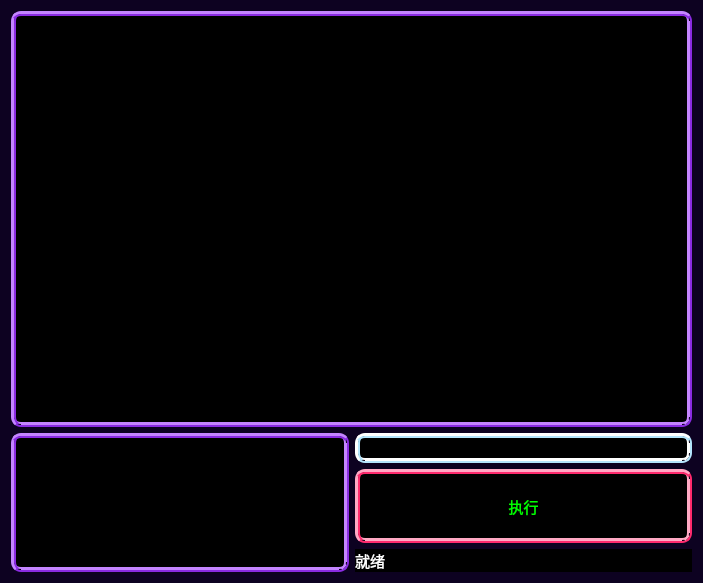
This is commandbox.ui in Atlas-F/AISmartV3.0 as Qt 5 draws it before an edit. The edited form follows.
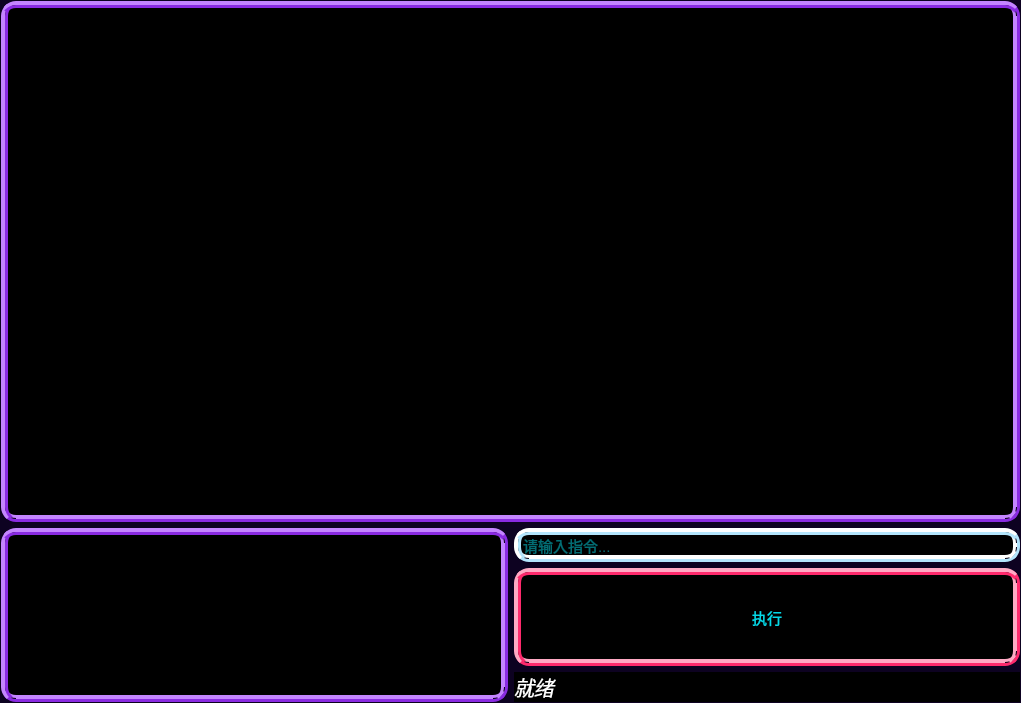
This is the edited form.

```diff
--- a/commandbox.ui
+++ b/commandbox.ui
@@ -6,8 +6,8 @@
    <rect>
     <x>0</x>
     <y>0</y>
-    <width>703</width>
-    <height>583</height>
+    <width>1021</width>
+    <height>703</height>
    </rect>
   </property>
   <property name="windowTitle">
@@ -16,31 +16,40 @@
   <property name="styleSheet">
    <string notr="true">QWidget
 {
-	background-color:#0D0221;
+    background-color:#0D0221;
 }
 
 
    QLineEdit
 {
-	border:5px ridge #B3E5FC;
-                                            border-radius:10px;
+    border:7px ridge #B3E5FC;
+                                            border-radius:15px;
                                             font-size:15px;
                                             color:#05D9E8;
                                             background-color:black;
 }
 QPushButton
 {
-	border:5px ridge #FF2A6D;
-                                               border-radius:10px;
+    border:7px ridge #FF2A6D;
+                                               border-radius:15px;
                                                font-size:15px;
+                                               color:#05D9E8;
+                                               background-color:black;
+}
+
+QPushButton:hover
+{
+    border:7px ridge #FF2A6D;
+                                               border-radius:15px;
+                                               font-size:30px;
                                                color:#00FF00;
                                                background-color:black;
 }
 
 QTextEdit
 {
-	border:5px ridge #8A2BE2;
-                                            border-radius:10px;
+    border:7px ridge #8A2BE2;
+                                            border-radius:15px;
                                             font-size:15px;
                                             color:#00FF00;
                                             background-color:black;
@@ -48,14 +57,28 @@
 
 QLabel
 {
-	 font-size:15px;
+     font-size:20px ;
+     font-style: italic;
                                              color:white;
                                              background-color:black;
+
+
 }
-
 </string>
   </property>
   <layout class="QVBoxLayout" name="verticalLayout_3">
+   <property name="leftMargin">
+    <number>1</number>
+   </property>
+   <property name="topMargin">
+    <number>1</number>
+   </property>
+   <property name="rightMargin">
+    <number>1</number>
+   </property>
+   <property name="bottomMargin">
+    <number>1</number>
+   </property>
    <item>
     <layout class="QVBoxLayout" name="verticalLayout_2" stretch="3,1">
      <item>
@@ -84,6 +107,9 @@
              <verstretch>0</verstretch>
             </sizepolicy>
            </property>
+           <property name="placeholderText">
+            <string>请输入指令...</string>
+           </property>
           </widget>
          </item>
          <item>
```
Left out of the diff: 2 changed lines with no effect on the pictures.
